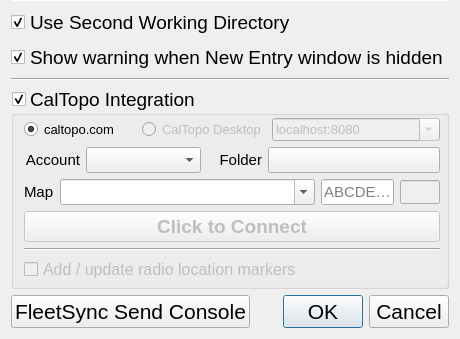
ncssar/radiolog, file designer/options.ui: the form before one commit; both pictures show x 0 to 460 and y 160 to 499 of the 460 by 499 pixel window.
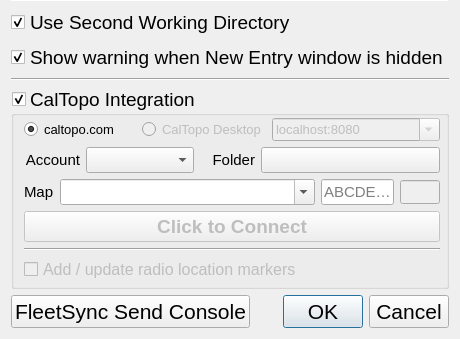
The form after the commit. Custom widgets are drawn as their Qt base class.

Commit message: WIP: caltopo folder button custom elide progress

What changed in the file:
```diff
--- a/designer/options.ui
+++ b/designer/options.ui
@@ -6,7 +6,7 @@
    <rect>
     <x>0</x>
     <y>0</y>
-    <width>628</width>
+    <width>595</width>
     <height>517</height>
    </rect>
   </property>
@@ -352,7 +352,7 @@
       <item>
        <layout class="QVBoxLayout" name="verticalLayout_4" stretch="0,0,0,0,0">
         <item>
-         <layout class="QHBoxLayout" name="horizontalLayout_3" stretch="0,2,0,3">
+         <layout class="QHBoxLayout" name="horizontalLayout_3">
           <property name="leftMargin">
            <number>0</number>
           </property>
@@ -381,7 +381,7 @@
            <widget class="QComboBox" name="caltopoAccountComboBox">
             <property name="sizePolicy">
              <sizepolicy hsizetype="Expanding" vsizetype="Preferred">
-              <horstretch>0</horstretch>
+              <horstretch>3</horstretch>
               <verstretch>0</verstretch>
              </sizepolicy>
             </property>
@@ -397,6 +397,12 @@
           </item>
           <item>
            <widget class="QLabel" name="caltopoFolderLabel">
+            <property name="sizePolicy">
+             <sizepolicy hsizetype="Preferred" vsizetype="Preferred">
+              <horstretch>1</horstretch>
+              <verstretch>0</verstretch>
+             </sizepolicy>
+            </property>
             <property name="font">
              <font>
               <pointsize>11</pointsize>
@@ -416,8 +422,8 @@
              <bool>true</bool>
             </property>
             <property name="sizePolicy">
-             <sizepolicy hsizetype="MinimumExpanding" vsizetype="Fixed">
-              <horstretch>0</horstretch>
+             <sizepolicy hsizetype="Expanding" vsizetype="Fixed">
+              <horstretch>5</horstretch>
               <verstretch>0</verstretch>
              </sizepolicy>
             </property>
```
Left out of the diff: 6 changed lines with no effect on the pictures. The commit also changes 2 other files.
